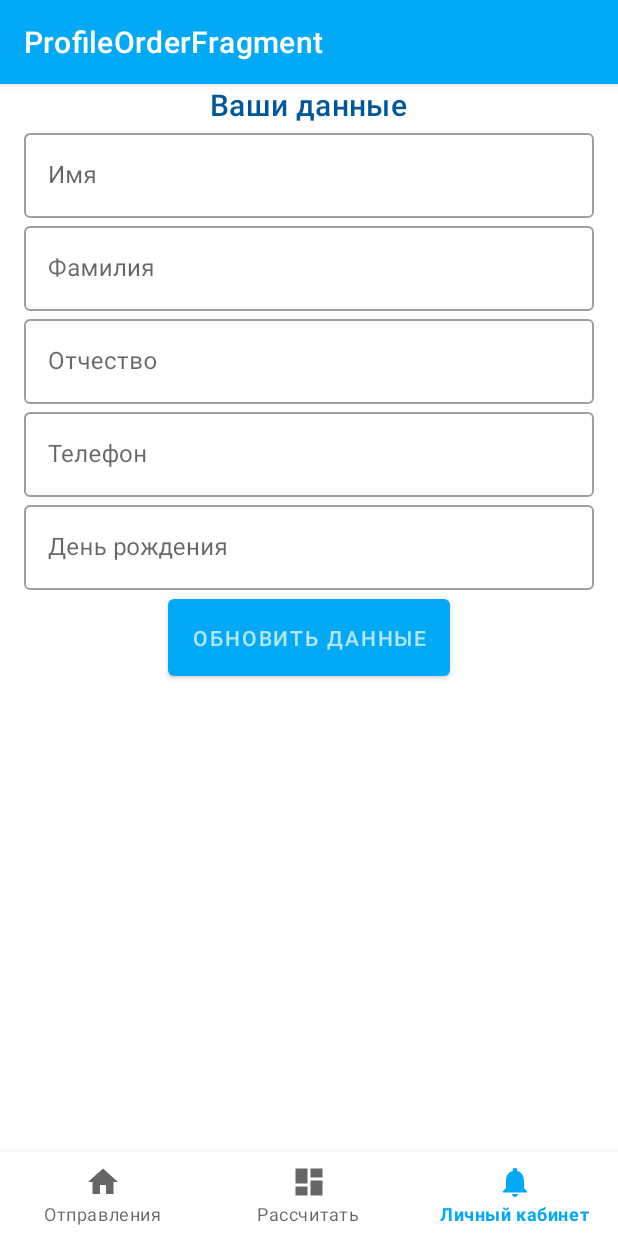
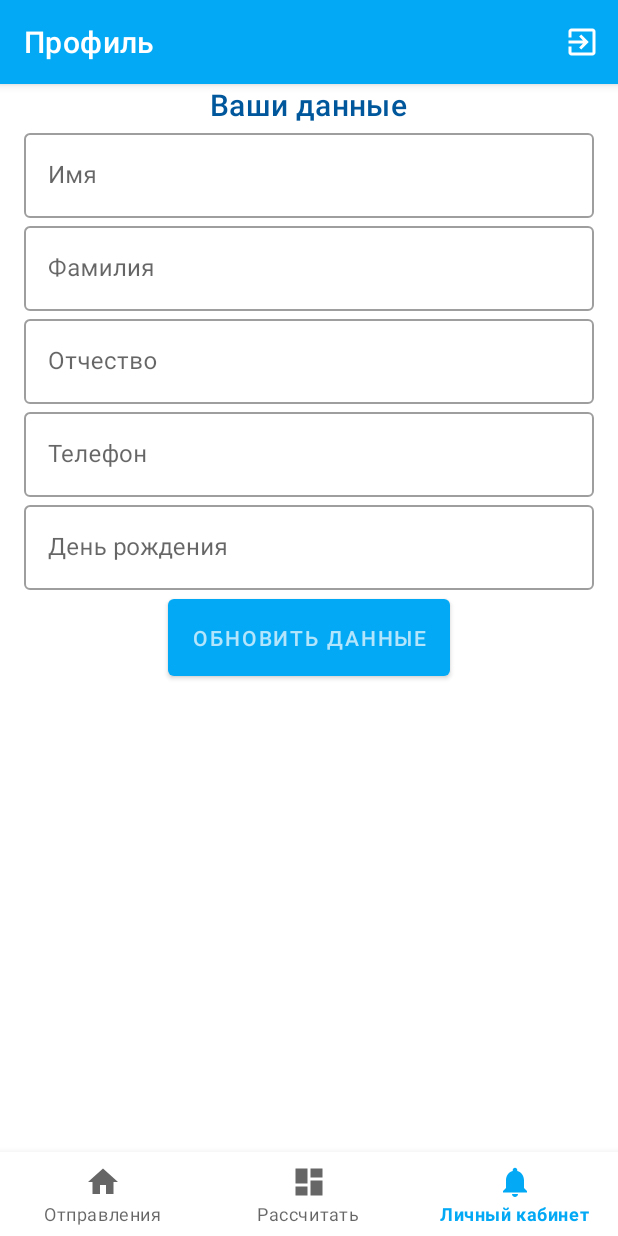
Before and after one commit to Arbonik/KenguruExpress, an Android app: the ProfileFragment screen opened through its navigation route, on a phone screen of 412 x 824 dp. Run offline under Robolectric (Android 15) with nearby library versions, the phone set to English and light mode, and no system bars; our stand-ins replace Room's generated code, data binding, navigation-ui; 4 statements that could not run were skipped.

Commit message:
add logout button

```diff
--- a/app/src/main/java/com/arbonik/myapplication/MainActivity.kt
+++ b/app/src/main/java/com/arbonik/myapplication/MainActivity.kt
@@ -27,4 +27,6 @@ class MainActivity : AppCompatActivity() {
         navView.setupWithNavController(navController)
         navView.isVisible = true
     }
+
+
 }
--- a/app/src/main/java/com/arbonik/myapplication/ui/profile/ProfileFragment.kt
+++ b/app/src/main/java/com/arbonik/myapplication/ui/profile/ProfileFragment.kt
@@ -1,21 +1,23 @@
 package com.arbonik.myapplication.ui.profile
 
 import android.app.AlertDialog
+import android.content.DialogInterface
+import android.content.Intent
 import android.os.Build
 import android.os.Bundle
 import android.util.Log
+import android.view.*
 import androidx.fragment.app.Fragment
-import android.view.LayoutInflater
-import android.view.View
-import android.view.ViewGroup
 import android.widget.DatePicker
 import androidx.annotation.RequiresApi
 import androidx.fragment.app.viewModels
+import com.arbonik.myapplication.KenguruApplication
 import com.arbonik.myapplication.MainActivity
 import com.arbonik.myapplication.R
 import com.arbonik.myapplication.databinding.FragmentProfileBinding
 import com.arbonik.myapplication.network.Resource
 import com.arbonik.myapplication.network.models.login.ProfileData
+import kotlin.system.exitProcess
 
 
 class ProfileFragment : Fragment() {
@@ -25,7 +27,10 @@ class ProfileFragment : Fragment() {
 
     override fun onCreate(savedInstanceState: Bundle?) {
         super.onCreate(savedInstanceState)
-        (requireActivity() as MainActivity).setupBottonNavigationView()
+        (requireActivity() as MainActivity).apply {
+            setupBottonNavigationView()
+        }
+        setHasOptionsMenu(true)
     }
 
     override fun onCreateView(
@@ -39,15 +44,16 @@ class ProfileFragment : Fragment() {
     override fun onViewCreated(view: View, savedInstanceState: Bundle?) {
         profileOrderBinding = FragmentProfileBinding.bind(view)
         //Выбор даты рождения с помощью DatePicker
-        profileOrderBinding.birthDayEditText.setOnFocusChangeListener { v, hasFocus ->
+        profileOrderBinding.birthDayEditText.setOnClickListener { v ->
             AlertDialog.Builder(requireContext())
                 .setView(
-                    DatePicker(requireContext()).apply {
+                    DatePicker(requireContext()). apply {
                         setOnDateChangedListener { view, year, monthOfYear, dayOfMonth ->
                             profileOrderBinding.birthDayEditText.setText("$dayOfMonth-$monthOfYear-$year")
                         }
                     }
                 )
+                .setPositiveButton("Выбрать", null)
                 .create()
                 .show()
         }
@@ -71,12 +77,33 @@ class ProfileFragment : Fragment() {
                 )
             )
         }
-        viewModel.dataStatus.observe(viewLifecycleOwner){
-            if (it is Resource.Success){
+        viewModel.dataStatus.observe(viewLifecycleOwner) {
+            if (it is Resource.Success) {
                 Log.d("GOOD", it.data!!)
             }
         }
 
         viewModel.loadProfileData()
     }
+
+    override fun onCreateOptionsMenu(menu: Menu, inflater: MenuInflater) {
+        inflater.inflate(R.menu.profile_fragment_menu, menu)
+    }
+
+    override fun onOptionsItemSelected(item: MenuItem): Boolean {
+        if (item.itemId == R.id.logout_menu) {
+            AlertDialog.Builder(requireContext())
+                .setTitle("Выйти из аккаунта?")
+                .setPositiveButton("Да") {
+                        dialog, which -> KenguruApplication.loginRepository.logout()
+                    val intent = Intent(requireContext(),MainActivity::class.java)
+                    startActivity(intent)
+                    exitProcess(0)
+                }
+                .setNegativeButton("Нет", null)
+                .create()
+                .show()
+        }
+        return true
+    }
 }
--- a/app/src/main/java/com/arbonik/myapplication/ui/tariffs/TariffsListFragment.kt
+++ b/app/src/main/java/com/arbonik/myapplication/ui/tariffs/TariffsListFragment.kt
@@ -16,7 +16,7 @@ import java.time.temporal.ChronoUnit
 
 class TariffsListFragment : Fragment() {
 
-    private val viewModel: TariffsListViewModel by viewModels<TariffsListViewModel>()
+    private val viewModel: TariffsListViewModel by viewModels()
 
     @RequiresApi(Build.VERSION_CODES.O)
     override fun onCreateView(
--- /dev/null
+++ b/app/src/main/res/drawable/ic_baseline_exit_to_app_24.xml
@@ -0,0 +1,10 @@
+<vector xmlns:android="http://schemas.android.com/apk/res/android"
+    android:width="24dp"
+    android:height="24dp"
+    android:viewportWidth="24"
+    android:viewportHeight="24"
+    android:tint="?attr/colorControlNormal">
+  <path
+      android:fillColor="@android:color/white"
+      android:pathData="M10.09,15.59L11.5,17l5,-5 -5,-5 -1.41,1.41L12.67,11H3v2h9.67l-2.58,2.59zM19,3H5c-1.11,0 -2,0.9 -2,2v4h2V5h14v14H5v-4H3v4c0,1.1 0.89,2 2,2h14c1.1,0 2,-0.9 2,-2V5c0,-1.1 -0.9,-2 -2,-2z"/>
+</vector>
--- /dev/null
+++ b/app/src/main/res/menu/profile_fragment_menu.xml
@@ -0,0 +1,9 @@
+<?xml version="1.0" encoding="utf-8"?>
+<menu xmlns:android="http://schemas.android.com/apk/res/android"
+    xmlns:app="http://schemas.android.com/apk/res-auto">
+    <item android:id="@+id/logout_menu"
+        android:icon="@drawable/ic_baseline_exit_to_app_24"
+        android:title="@string/logout_menu"
+        app:showAsAction="always"
+        />
+</menu>
--- a/app/src/main/res/navigation/mobile_navigation.xml
+++ b/app/src/main/res/navigation/mobile_navigation.xml
@@ -59,7 +59,6 @@
     <fragment
         android:id="@+id/splashFragment"
         android:name="com.arbonik.myapplication.ui.SplashFragment"
-        android:label="fragment_splash"
         tools:layout="@layout/fragment_splash" >
         <action
             android:id="@+id/action_splashFragment_to_navigation_login"
@@ -73,7 +72,7 @@
     <fragment
         android:id="@+id/navigationProfileFragment"
         android:name="com.arbonik.myapplication.ui.profile.ProfileFragment"
-        android:label="ProfileOrderFragment" >
+        android:label="@string/profile_label" >
         <action
             android:id="@+id/action_profileOrderFragment_to_navigation_tracks"
             app:destination="@id/navigation_tracks" />
@@ -81,7 +80,7 @@
     <fragment
         android:id="@+id/registrationFragment"
         android:name="com.arbonik.myapplication.ui.registration.RegistrationFragment"
-        android:label="RegistrationFragment" >
+        android:label="@string/registrationFragmentLabel" >
         <action
             android:id="@+id/action_registrationFragment_to_navigationProfileFragment"
             app:destination="@id/navigationProfileFragment" />
--- a/app/src/main/res/values/strings.xml
+++ b/app/src/main/res/values/strings.xml
@@ -40,6 +40,9 @@
     <string name="passwordRetryEditText">Повторите пароль</string>
     <string name="birthDay">День рождения</string>
     <string name="updateDataText">Обновить данные</string>
+    <string name="logout_menu">Logout</string>
+    <string name="profileFragmentLabel">Profile</string>
+    <string name="registrationFragmentLabel">Registration</string>
 
 
 </resources>
```
Also changed, not shown: app/src/main/java/com/arbonik/myapplication/repositories/UserRepository.kt (+11 -4 lines).
